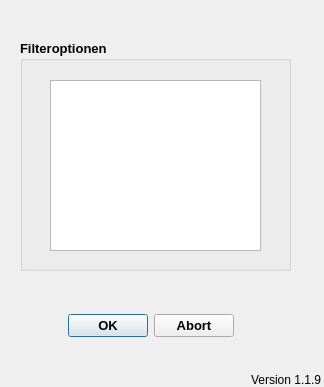
This is qkan/linkwverbrauch/application_assigntezg.ui in hoettges/QKan as Qt 5 draws it before an edit. The edited form follows.
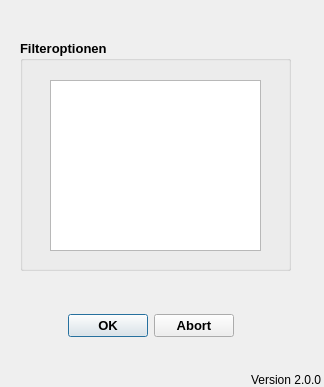
This is the edited form.

```diff
--- a/qkan/linkwverbrauch/application_assigntezg.ui
+++ b/qkan/linkwverbrauch/application_assigntezg.ui
@@ -55,7 +55,7 @@
     <string>Version QKan Import</string>
    </property>
    <property name="text">
-    <string>Version 1.1.9</string>
+    <string>Version 2.0.0</string>
    </property>
    <property name="alignment">
     <set>Qt::AlignRight|Qt::AlignTrailing|Qt::AlignVCenter</set>
```
